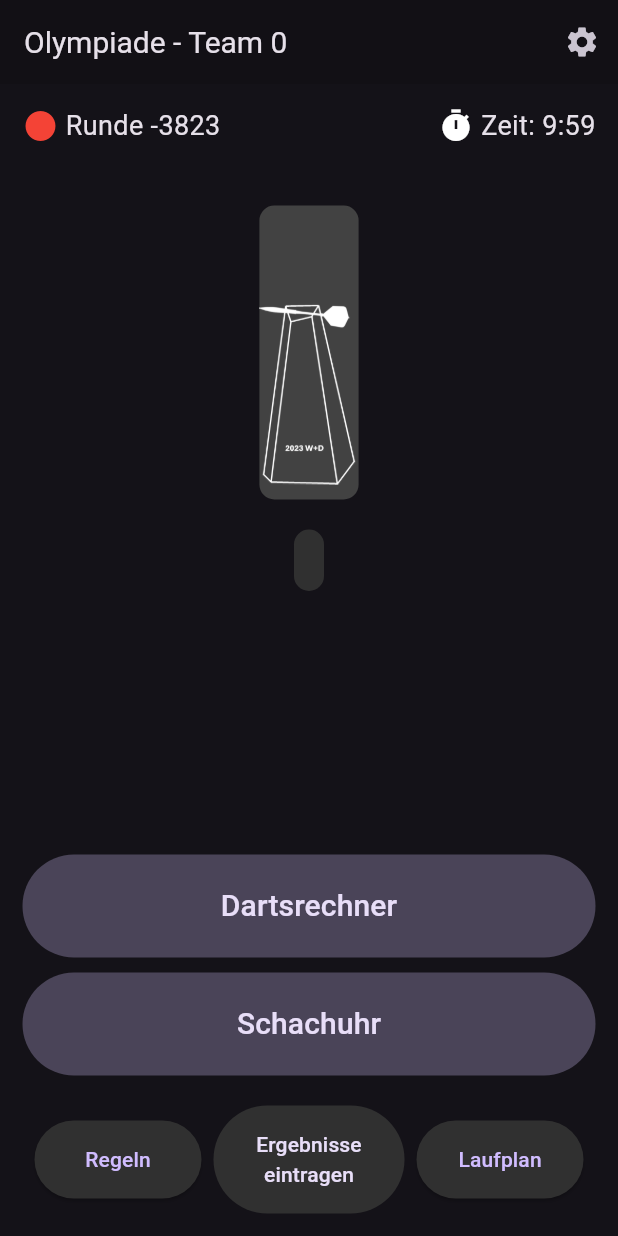
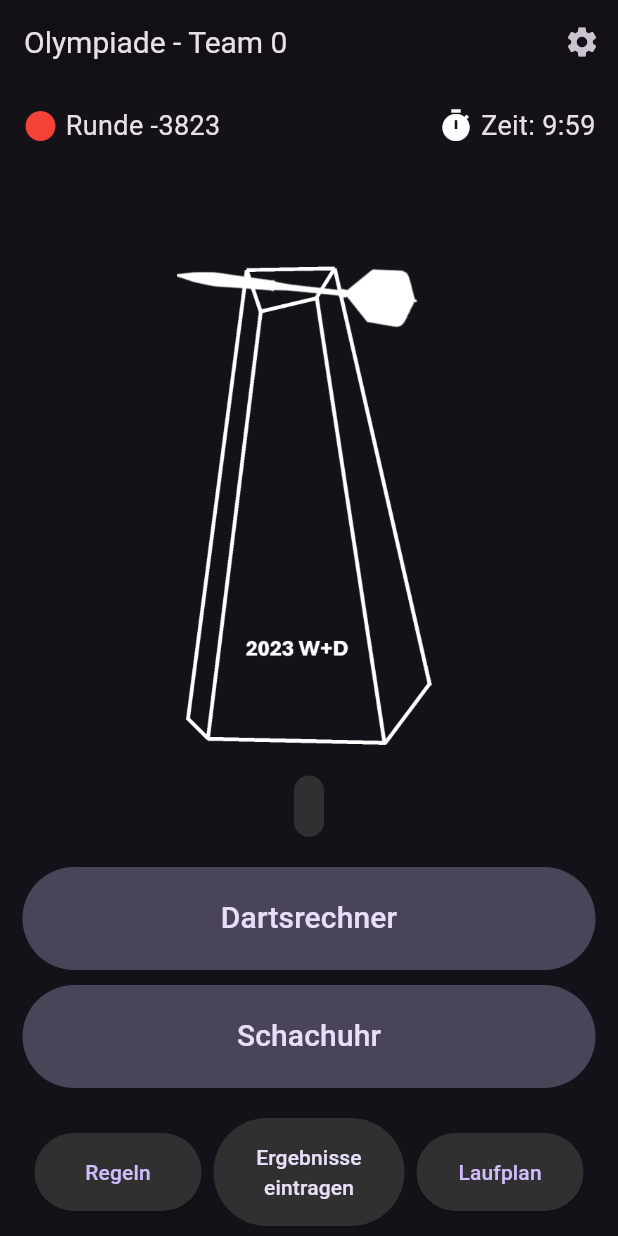
Before and after one commit to PhoenixFlyy/MiniOlympiade, a Flutter app: the MainMenu screen opened directly, on a phone screen of 412 x 824 dp. Run offline on Flutter 3.47's test engine with Material 2 defaults, Android fonts, the phone set to English and light mode, and no system bars; our stand-ins replace firebase_core, firebase_database, shared_preferences; accounts and stored records are empty.

Commit message:
Fix Last Matches UI

```diff
--- a/winter_olympiade/lib/MainMenu.dart
+++ b/winter_olympiade/lib/MainMenu.dart
@@ -305,6 +305,7 @@ class _MainMenuState extends State<MainMenu> {
                       ),
                     ],
                   ),
+                  if (currentRound <= pairings.length && currentRound > 0)
                     Padding(
                       padding: const EdgeInsets.only(top: 40),
                       child: Container(
@@ -326,7 +327,10 @@ class _MainMenuState extends State<MainMenu> {
                           ),
                         ]),
                       ),
-                  ),
+                    )
+                  else
+                    SizedBox(height: 400, child: getDisciplineImage()),
+                  if (currentRound + 1 <= pairings.length)
                     Padding(
                       padding: const EdgeInsets.only(top: 20),
                       child: Container(
--- a/winter_olympiade/lib/SchedulePage.dart
+++ b/winter_olympiade/lib/SchedulePage.dart
@@ -51,7 +51,7 @@ class SchedulePage extends StatelessWidget {
               rows: List<DataRow>.generate(
                 pairings.length,
                 (rowIndex) {
-                  final isSpecialRow = rowIndex == currentRowForColor;
+                  final isSpecialRow = rowIndex == currentRowForColor - 1;
                   final backgroundColor =
                       isSpecialRow ? Colors.blue : Colors.transparent;
 
```
Lines whose indentation alone changed are shown as unchanged.
